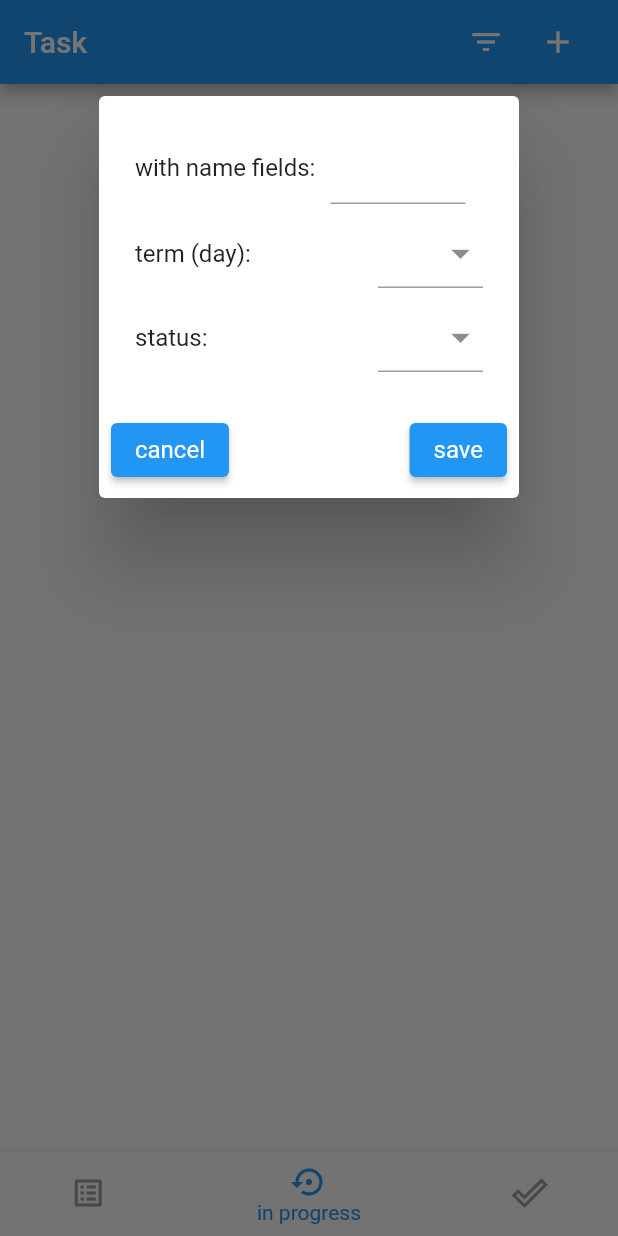
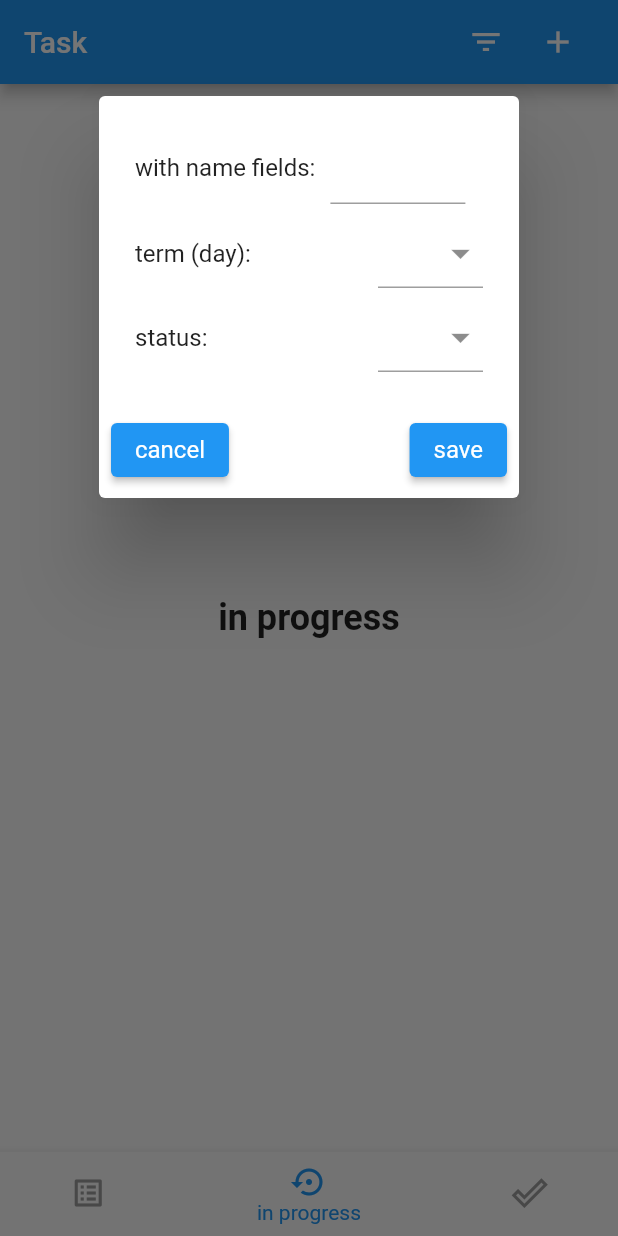
Before and after one commit to Mahsudbek1994/bloc_todo_app, a Flutter app: the screen it shows after launch, item 2 of the bottom bar chosen, after a tap on the "add" icon, on a phone screen of 412 x 824 dp. Run offline on Flutter 3.47's test engine with Material 2 defaults, Android fonts, the phone set to English and light mode, and no system bars; our stand-ins replace bloc, dio, equatable, flutter_bloc; network calls fail.

Commit message:
first commit

```diff
--- /dev/null
+++ b/lib/BloC/BloC/application/application_bloc.dart
@@ -0,0 +1,44 @@
+import 'package:bloc/bloc.dart';
+import 'package:equatable/equatable.dart';
+import 'package:todo_app/data/repositories/application_repository.dart';
+
+part 'application_event.dart';
+part 'application_state.dart';
+
+class ApplicationBloc extends Bloc<ApplicationEvent, ApplicationState> {
+  ApplicationBloc({
+    required ApplicationRepository apiRepository,
+  })  : _apiRepository = apiRepository,
+        super(ApplicationInitial()) {
+    on<GetApplications>(_onGetApplications);
+    // on<DeletApplication>(_onDeleteApplication);
+  }
+
+  final ApplicationRepository _apiRepository;
+
+  // _onDeleteApplication(event, Emitter<ApplicationState> emit) async {
+  //   try {
+  //     emit(DeleteApplicationLoading());
+  //     await _apiRepository.deleteApplicationRP(event.id);
+
+  //     emit(DeleteApplicationSuccess());
+  //   } catch (e) {
+  //     emit(ApplicationError(e.toString()));
+  //   }
+  // }
+
+  _onGetApplications(event, Emitter<ApplicationState> emit) async {
+    try {
+      emit(GetApplicationsLoading());
+      List applications = await _apiRepository.getApplicationsRP();
+
+      emit(
+        GetApplicationsSuccess(
+          applications: applications,
+        ),
+      );
+    } catch (e) {
+      emit(GetApplicationsError(e.toString()));
+    }
+  }
+}
--- /dev/null
+++ b/lib/BloC/BloC/application/application_event.dart
@@ -0,0 +1,18 @@
+part of 'application_bloc.dart';
+
+// BASE CLASS
+abstract class ApplicationEvent extends Equatable {
+  const ApplicationEvent();
+
+  @override
+  List<Object> get props => [];
+}
+
+// SUB CLASSES
+class GetApplications extends ApplicationEvent {}
+
+class DeletApplication extends ApplicationEvent {
+  final int id;
+
+  const DeletApplication({required this.id});
+}
--- /dev/null
+++ b/lib/BloC/BloC/application/application_state.dart
@@ -0,0 +1,25 @@
+part of 'application_bloc.dart';
+
+// BASE CLASSS
+abstract class ApplicationState extends Equatable {
+  const ApplicationState();
+
+  @override
+  List<Object?> get props => [];
+}
+
+class ApplicationInitial extends ApplicationState {}
+
+// GET APPLICATIONs
+class GetApplicationsSuccess extends ApplicationState {
+  final List applications;
+
+  const GetApplicationsSuccess({required this.applications});
+}
+
+class GetApplicationsLoading extends ApplicationState {}
+
+class GetApplicationsError extends ApplicationState {
+  final String message;
+  const GetApplicationsError(this.message);
+}
--- /dev/null
+++ b/lib/data/providers/application/get_applications.dart
@@ -0,0 +1,15 @@
+import 'package:dio/dio.dart';
+import 'package:todo_app/data/providers/config.dart';
+
+Future<Response<dynamic>> getApplicationsPV() async {
+  print('KKKKKKKKK');
+  try {
+    var response = await dio.get('/application');
+
+    print(response);
+    return response;
+  } on DioError catch (error) {
+    String message = error.response?.data['message'];
+    throw message;
+  }
+}
--- /dev/null
+++ b/lib/data/providers/config.dart
@@ -0,0 +1,23 @@
+import 'package:dio/dio.dart';
+
+String baseUrl = 'https://nefrit.edu-me.uz';
+
+var options = BaseOptions(
+  baseUrl: '$baseUrl/api',
+  contentType: 'application/json',
+  headers: {
+    'Accept': 'application/json',
+    'Authorization': 'Bearer 58|B0yVrG6UGloAVqxeeeLcy91mqVPMl9FYYoj8mcEv'
+  },
+);
+Dio dio = Dio(options);
+
+// Dio dio = Dio(options)
+//   ..interceptors.add(InterceptorsWrapper(onError: (DioError e, handler) async {
+//     if (e.response!.statusCode == 401) {
+//       await TokenRepository().removeToken();
+//       Restart.restartApp();
+//     }
+
+//     return handler.next(e);
+//   }));
--- /dev/null
+++ b/lib/data/repositories/application_repository.dart
@@ -0,0 +1,9 @@
+import 'package:todo_app/data/providers/application/get_applications.dart';
+
+class ApplicationRepository {
+  Future<List> getApplicationsRP() async {
+    var response = await getApplicationsPV();
+
+    return response.data['data']['result'];
+  }
+}
--- a/lib/main.dart
+++ b/lib/main.dart
@@ -1,4 +1,7 @@
 import 'package:flutter/material.dart';
+import 'package:flutter_bloc/flutter_bloc.dart';
+import 'package:todo_app/BloC/BloC/application/application_bloc.dart';
+import 'package:todo_app/data/repositories/application_repository.dart';
 import 'package:todo_app/presentation/splash/splash_page.dart';
 
 void main() {
@@ -11,14 +14,16 @@ class MyApp extends StatelessWidget {
   // This widget is the root of your application.
   @override
   Widget build(BuildContext context) {
-    return MaterialApp(
-      debugShowCheckedModeBanner: false,
-      title: 'ToDo',
-      theme: ThemeData(
-
-        primarySwatch: Colors.blue,
-      ),
-      home: SplashPage()
+    return BlocProvider(
+      create: (context) =>
+          ApplicationBloc(apiRepository: ApplicationRepository()),
+      child: MaterialApp(
+          debugShowCheckedModeBanner: false,
+          title: 'ToDo',
+          theme: ThemeData(
+            primarySwatch: Colors.blue,
+          ),
+          home: SplashPage()),
     );
   }
 }
--- a/lib/presentation/add_task/add_task.dart
+++ b/lib/presentation/add_task/add_task.dart
@@ -62,7 +62,9 @@ class AddTask extends StatelessWidget {
             mainAxisAlignment: MainAxisAlignment.spaceBetween,
             children: [
               ElevatedButton(
-                  onPressed: () {},
+                  onPressed: () {
+                    Navigator.pop(context);
+                  },
                   child: const Text(
                     'cancel',
                     style: TextStyle(fontWeight: FontWeight.w400, fontSize: 16),
--- /dev/null
+++ b/lib/presentation/applications_screen.dart
@@ -0,0 +1,56 @@
+import 'package:flutter/cupertino.dart';
+import 'package:flutter/material.dart';
+import 'package:flutter/src/foundation/key.dart';
+import 'package:flutter/src/widgets/framework.dart';
+import 'package:flutter_bloc/flutter_bloc.dart';
+import 'package:todo_app/BloC/BloC/application/application_bloc.dart';
+
+class ApplicationsScreen extends StatefulWidget {
+  const ApplicationsScreen({Key? key}) : super(key: key);
+
+  @override
+  State<ApplicationsScreen> createState() => _ApplicationsScreenState();
+}
+
+class _ApplicationsScreenState extends State<ApplicationsScreen> {
+  List applications = [];
+
+  @override
+  void initState() {
+    context.read<ApplicationBloc>().add(GetApplications());
+    super.initState();
+  }
+
+  @override
+  Widget build(BuildContext context) {
+    return Column(
+      children: [
+        BlocBuilder<ApplicationBloc, ApplicationState>(
+            builder: (context, state) {
+          if (state is GetApplicationsLoading) {
+            return const Center(child: CircularProgressIndicator());
+          } else if (state is GetApplicationsError) {
+           return Center(
+              child: Text(
+                state.message,
+                style: TextStyle(color: Colors.red),
+              ),
+            );
+          }
+          return Container();
+        }),
+        BlocListener<ApplicationBloc, ApplicationState>(
+          listener: (context, state) {
+            if (state is GetApplicationsSuccess) {
+              setState(() {
+                applications = state.applications;
+              });
+            }
+          },
+          child: Container(),
+        ),
+        ...applications.map((e) => Text(e['applicant']))
+      ],
+    );
+  }
+}
--- a/lib/presentation/home_page.dart
+++ b/lib/presentation/home_page.dart
@@ -1,20 +1,23 @@
 import 'package:flutter/material.dart';
 import 'package:todo_app/presentation/add_task/add_task.dart';
+import 'package:todo_app/presentation/applications_screen.dart';
 import 'package:todo_app/presentation/filter/filter.dart';
 
 class HomePage extends StatefulWidget {
-  HomePage ({Key? key}) : super(key: key);
+  HomePage({Key? key}) : super(key: key);
 
   @override
   _HomePageState createState() => _HomePageState();
 }
 
-class _HomePageState extends State<HomePage > {
+class _HomePageState extends State<HomePage> {
   int _selectedIndex = 0;
-  static const List<Widget> pages =  [
-    Text('All', style: TextStyle(fontSize: 24, fontWeight: FontWeight.bold)),
-    Text('in progress', style: TextStyle(fontSize: 24, fontWeight: FontWeight.bold)),
-    Text('performed', style: TextStyle(fontSize: 24, fontWeight: FontWeight.bold)),
+  static const List<Widget> pages = [
+    ApplicationsScreen(),
+    Text('in progress',
+        style: TextStyle(fontSize: 24, fontWeight: FontWeight.bold)),
+    Text('performed',
+        style: TextStyle(fontSize: 24, fontWeight: FontWeight.bold)),
   ];
 
   void _onItemTapped(int index) {
@@ -29,31 +32,34 @@ class _HomePageState extends State<HomePage > {
       appBar: AppBar(
           title: Row(
         children: [
-            const  Text('Task'),
-             const  Spacer(),
-              IconButton(onPressed: () {
+          const Text('Task'),
+          const Spacer(),
+          IconButton(
+              onPressed: () {
                 showDialog(
                   context: context,
                   builder: (context) => const FilterPage(),
                 );
-              }, icon:Icon(Icons.filter_list)),
-              IconButton(onPressed: (){
+              },
+              icon: Icon(Icons.filter_list)),
+          IconButton(
+              onPressed: () {
                 showDialog(
                   context: context,
                   builder: (context) => const AddTask(),
                 );
-              }, icon:Icon(Icons.add)),
+              },
+              icon: Icon(Icons.add)),
         ],
-          )
-      ),
+      )),
       body: Center(
-        child: _widgetOptions.elementAt(_selectedIndex),
+        child: pages.elementAt(_selectedIndex),
       ),
       bottomNavigationBar: BottomNavigationBar(
           items: const <BottomNavigationBarItem>[
             BottomNavigationBarItem(
               icon: Icon(Icons.list_alt_outlined),
-                label:  'All',
+              label: 'All',
             ),
             BottomNavigationBarItem(
               icon: Icon(Icons.settings_backup_restore_outlined),
@@ -70,8 +76,7 @@ class _HomePageState extends State<HomePage > {
           unselectedItemColor: Colors.grey,
           iconSize: 24,
           onTap: _onItemTapped,
-          elevation: 5
-      ),
+          elevation: 5),
     );
   }
 }
```
Also changed, not shown: pubspec.yaml (+3 -4 lines), lib/BloC/BloC/test.dart (added), pubspec.lock. Lines whose indentation alone changed are shown as unchanged.
